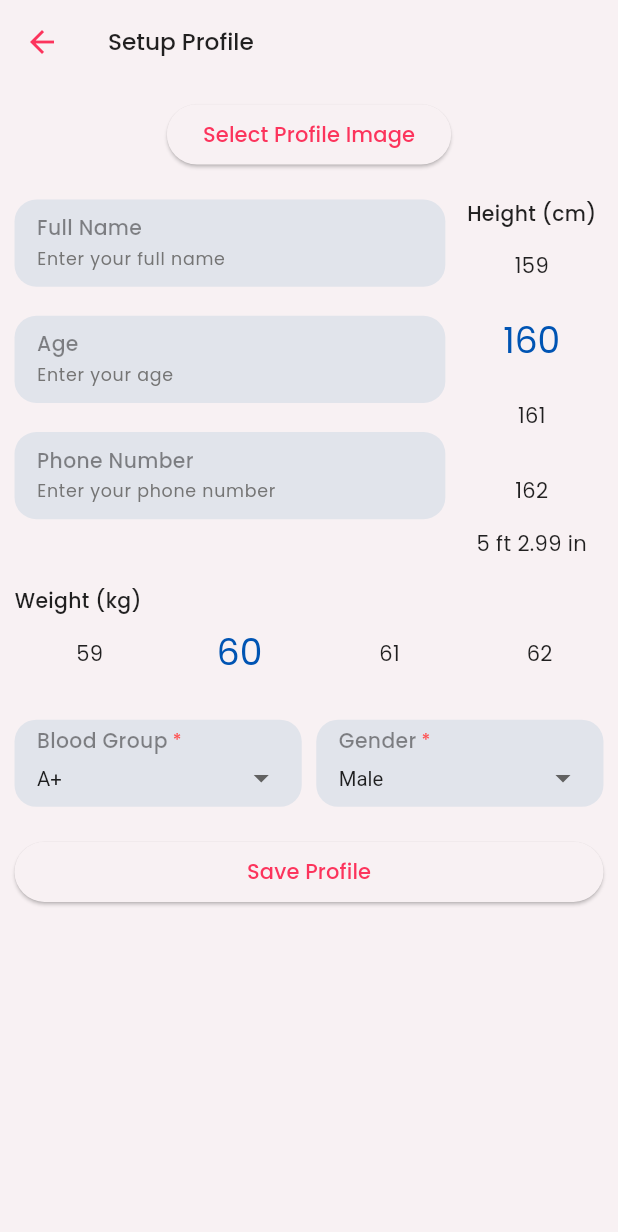
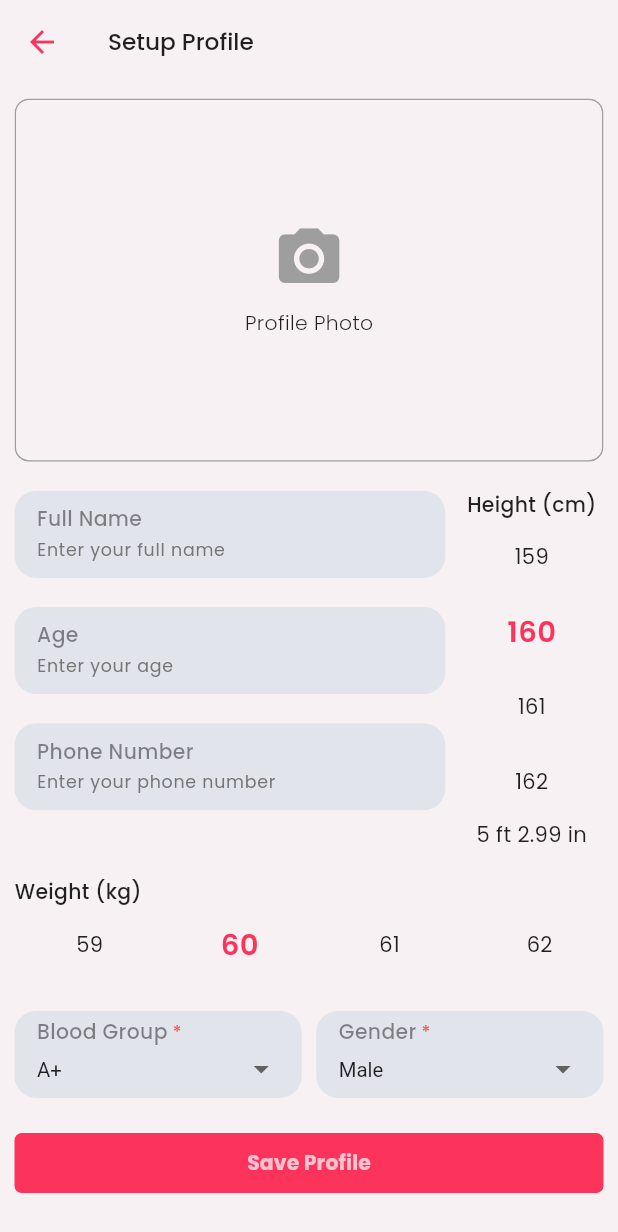
Before and after one commit to xX0ZAK0Xx/medpocket, a Flutter app: the SetupProfile screen opened directly, on a phone screen of 412 x 824 dp. Shown: the top 1232 px of the screen. Run offline on Flutter 3.47's test engine with Material 3 defaults, Android fonts, the phone set to English and light mode, and no system bars; drawn by our look-alikes of numberpicker; our stand-ins replace bloc, firebase_auth, firebase_core, fl_chart, flutter_bloc, flutter_screenutil and 6 more; accounts and stored records are empty.

Commit message:
photo fixed

```diff
--- a/lib/blocs/image/image_bloc.dart
+++ b/lib/blocs/image/image_bloc.dart
@@ -17,6 +17,7 @@ class ImageBloc extends Bloc<ImageEvent, ImageState> {
   String originalImagePath = '';
   String resizedImagePath = '';
   bool onlineImage = false;
+  int index = 0;
 
   final ImagePicker imagePicker = ImagePicker();
 
@@ -30,6 +31,7 @@ class ImageBloc extends Bloc<ImageEvent, ImageState> {
       final XFile? image = await imagePicker.pickImage(
         source: event.fromCamera ? ImageSource.camera : ImageSource.gallery,
       );
+
       if (image != null) {
         // Load and resize the image
         Uint8List imageBytes = await image.readAsBytes();
@@ -44,6 +46,7 @@ class ImageBloc extends Bloc<ImageEvent, ImageState> {
         double aspectRatio = originalWidth / originalHeight;
         int targetHeight = (targetWidth / aspectRatio).round();
 
+        // Resize the image
         ui.Codec resizedCodec = await ui.instantiateImageCodec(
           imageBytes,
           targetWidth: targetWidth,
@@ -56,19 +59,24 @@ class ImageBloc extends Bloc<ImageEvent, ImageState> {
         if (byteData != null) {
           Uint8List resizedImageBytes = byteData.buffer.asUint8List();
           Directory documentsDirectory = await getApplicationDocumentsDirectory();
-          String targetPath = '${documentsDirectory.path}/${event.usedFor}_resized_image.png';
+          String targetPath = '${documentsDirectory.path}/${event.usedFor}_resized_image${index++}.png';
           File resizedImageFile = File(targetPath);
           await resizedImageFile.writeAsBytes(resizedImageBytes);
 
+          // Update the paths
           originalImagePath = image.path;
           resizedImagePath = targetPath;
           onlineImage = false;
+
+          // Emit success state
+          logger.d(resizedImagePath);
           emit(ImageSelectSuccessState());
         } else {
           emit(ImageSelectFailedState());
         }
       } else {
-        if(resizedImagePath.isEmpty){
+        // Emit not selected state
+        if (resizedImagePath.isEmpty) {
           emit(ImageNotSelectState());
         }
       }
@@ -78,6 +86,7 @@ class ImageBloc extends Bloc<ImageEvent, ImageState> {
     }
   }
 
+
   FutureOr<void> validateImageEvent(ValidateImageEvent event, Emitter<ImageState> emit) {
     if(resizedImagePath.isEmpty){
       emit(ImageNotSelectState());
--- /dev/null
+++ b/lib/utils/app_cm_to_ft.dart
@@ -0,0 +1,10 @@
+
+String cmToFeetInch(double cm) {
+  double totalInches = cm / 2.54;
+
+  int feet = (totalInches / 12).floor();
+
+  double inches = totalInches % 12;
+
+  return "$feet ft ${(inches).toStringAsFixed(2)} in";
+}
--- a/lib/utils/app_show_image_source_sheet.dart
+++ b/lib/utils/app_show_image_source_sheet.dart
@@ -13,6 +13,7 @@ void showImageSourceSheet(BuildContext context, ImageBloc bloc, String usedFor)
       return SafeArea(
         child: Wrap(
           children: [
+            if(bloc.resizedImagePath.isNotEmpty)
             ListTile(
               leading: const HugeIcon(
                 icon: HugeIcons.strokeRoundedImage02,
--- a/lib/utils/utils.dart
+++ b/lib/utils/utils.dart
@@ -3,3 +3,4 @@ export './app_launch_url.dart';
 export './app_show_image_full_screen.dart';
 export './app_show_image_source_sheet.dart';
 export './app_convert_datetime.dart';
+export './app_cm_to_ft.dart';
--- a/lib/views/user_info_setup/setup_profile.dart
+++ b/lib/views/user_info_setup/setup_profile.dart
@@ -2,10 +2,13 @@ import 'dart:io';
 
 import 'package:flutter/material.dart';
 import 'package:flutter_bloc/flutter_bloc.dart';
+import 'package:flutter_screenutil/flutter_screenutil.dart';
+import 'package:medpocket/utils/utils.dart';
 import 'package:numberpicker/numberpicker.dart';
 
 import '../../blocs/bloc.dart';
 import '../../configs/app_sizes.dart';
+import '../../configs/colors.dart';
 import '../../widgets/widgets.dart';
 
 class SetupProfile extends StatefulWidget {
@@ -55,30 +58,36 @@ class _SetupProfileState extends State<SetupProfile> {
             BlocBuilder<ImageBloc, ImageState>(
               bloc: imageBloc,
               builder: (context, state) {
-                return Column(
-                  children: [
-                    ElevatedButton(
-                      onPressed: () {
-                        // Select image from gallery
-                        imageBloc.add(SelectImageEvent(
-                            fromCamera: false, usedFor: 'profile'));
-                      },
-                      child: const Text("Select Profile Image"),
+                return GestureDetector(
+                  onTap: () => showImageSourceSheet(context, imageBloc, "profile"),
+                  child: ClipRRect(
+                    borderRadius: BorderRadius.circular(AppSizes.borderRadiusBig),
+                    child: Container(
+                      height: 250.h,
+                      width: double.maxFinite,
+                      decoration: BoxDecoration(
+                        border: Border.all(color: state is ImageNotSelectState ? AppColors.red : Colors.grey),
+                        borderRadius: BorderRadius.circular(AppSizes.borderRadiusBig),
+                      ),
+                      child: imageBloc.resizedImagePath.isNotEmpty
+                        ? Image.file(
+                            File(imageBloc.resizedImagePath),
+                            fit: BoxFit.cover,
+                          )
+                        : Column(
+                          mainAxisAlignment: MainAxisAlignment.center,
+                          children: [
+                            Icon(Icons.camera_alt, size: 50.sp, color: Colors.grey),
+                            SizedBox(height: AppSizes.bodyPadding),
+                            Text("Profile Photo", style: myText()),
+                          ],
+                        ),
                     ),
-                    if (state is ImageSelectSuccessState) ...[
-                      Image.file(
-                        File(imageBloc.resizedImagePath),
-                        width: 100,
-                        height: 100,
-                      ),
-                    ],
-                    if (state is ImageNotSelectState)
-                      const Text("No image selected",
-                          style: TextStyle(color: Colors.red)),
-                  ],
+                  ),
                 );
               },
             ),
+
             SizedBox(
               height: AppSizes.bodyPadding * 2,
             ),
@@ -132,6 +141,7 @@ class _SetupProfileState extends State<SetupProfile> {
                             haptics: true,
                             itemCount: 4,
                             value: setupProfileBloc.height,
+                            selectedTextStyle: myText(color: AppColors.primary, fontWeight: FontWeight.w600, fontSize: 20.sp),
                             minValue: 100,
                             maxValue: 220,
                             onChanged: (value) => setupProfileBloc.add(ChangeHeightEvent(height: value)),
@@ -159,6 +169,7 @@ class _SetupProfileState extends State<SetupProfile> {
                       axis: Axis.horizontal,
                       itemCount: 4,
                       minValue: 30,
+                      selectedTextStyle: myText(color: AppColors.primary, fontWeight: FontWeight.w600, fontSize: 20.sp),
                       maxValue: 150,
                       onChanged: (value) => setupProfileBloc.add(ChangeWeightEvent(weight: value)),
                     );
@@ -215,23 +226,13 @@ class _SetupProfileState extends State<SetupProfile> {
             ),
             SizedBox(height: AppSizes.bodyPadding * 2),
             // Save Button
-            ElevatedButton(
-              onPressed: () {
+            AppButton(
+              press: () {
                 // Handle form submission
               },
-              child: const Text("Save Profile"),
+              text: "Save Profile",
             ),
           ],
         ));
   }
 }
-
-String cmToFeetInch(double cm) {
-  double totalInches = cm / 2.54;
-
-  int feet = (totalInches / 12).floor();
-
-  double inches = totalInches % 12;
-
-  return "$feet ft ${(inches).toStringAsFixed(2)} in";
-}
```
